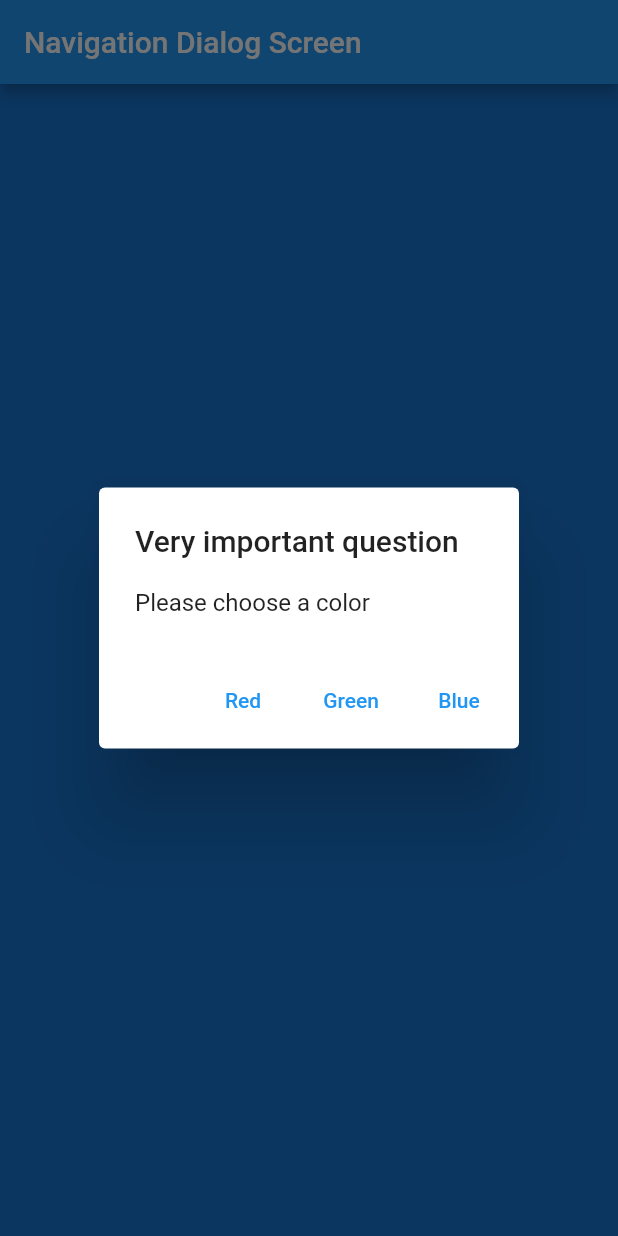
After one commit to ApurboSaha-cse/Asynchronous_and_Internet, a Flutter app: the screen it shows after launch, after a tap on "Change Color", on a phone screen of 412 x 824 dp. The commit adds this screen. Run offline on Flutter 3.47's test engine with Material 2 defaults, Android fonts, the phone set to English and light mode, and no system bars; our stand-ins replace geolocator.

Commit message:
Chapter 8 done

```diff
--- /dev/null
+++ b/Chapter 8/lib/navigation_dialog.dart
@@ -0,0 +1,64 @@
+import 'package:flutter/material.dart';
+
+class NavigationDialogScreen extends StatefulWidget {
+  const NavigationDialogScreen({super.key});
+
+  @override
+  State<NavigationDialogScreen> createState() => _NavigationDialogScreenState();
+}
+
+class _NavigationDialogScreenState extends State<NavigationDialogScreen> {
+  Color color = Colors.blue.shade700;
+  @override
+  Widget build(BuildContext context) {
+    return Scaffold(
+      backgroundColor: color,
+      appBar: AppBar(
+        title: const Text('Navigation Dialog Screen'),
+      ),
+      body: Center(
+        child:
+            ElevatedButton(child: const Text('Change Color'), onPressed: () {
+              _showColorDialog(context);
+            }),
+      ),
+    );
+  }
+
+  _showColorDialog(BuildContext context) async {
+
+    await showDialog(
+      barrierDismissible: false,
+      context: context,
+      builder: (_) {
+        return AlertDialog(
+          title: const Text('Very important question'),
+          content: const Text('Please choose a color'),
+          actions: <Widget>[
+            TextButton(
+                child: const Text('Red'),
+                onPressed: () {
+                  color = Colors.red.shade700;
+                  Navigator.pop(context, color);
+                }),
+            TextButton(
+                child: const Text('Green'),
+                onPressed: () {
+                  color = Colors.green.shade700;
+                  Navigator.pop(context, color);
+                }),
+            TextButton(
+                child: const Text('Blue'),
+                onPressed: () {
+                  color = Colors.blue.shade700;
+                  Navigator.pop(context, color);
+                }),
+          ],
+        );
+      },
+    );
+    setState(() {
+      color = color;
+    });
+  }
+}
--- /dev/null
+++ b/Chapter 8/lib/navigation_first.dart
@@ -0,0 +1,42 @@
+import 'package:flutter/src/widgets/container.dart';
+import 'package:flutter/src/widgets/framework.dart';
+
+import 'package:flutter/material.dart';
+
+import 'navigation_second.dart';
+
+class NavigationFirst extends StatefulWidget {
+  const NavigationFirst({super.key});
+
+  @override
+  State<NavigationFirst> createState() => _NavigationFirstState();
+}
+
+class _NavigationFirstState extends State<NavigationFirst> {
+  Color color = Colors.blue.shade700;
+  @override
+  Widget build(BuildContext context) {
+    return Scaffold(
+      backgroundColor: color,
+      appBar: AppBar(
+        title: const Text('Navigation First Screen'),
+      ),
+      body: Center(
+        child: ElevatedButton(
+            child: const Text('Change Color'),
+            onPressed: () {
+              _navigateAndGetColor(context);
+            }),
+      ),
+    );
+  }
+
+  Future _navigateAndGetColor(BuildContext context) async {
+    color = await Navigator.push(
+      context,
+      MaterialPageRoute(builder: (context) => const NavigationSecond()),
+    ) ?? Colors.blue;
+    setState(() {});
+  }
+
+}
--- /dev/null
+++ b/Chapter 8/lib/navigation_second.dart
@@ -0,0 +1,44 @@
+import 'package:flutter/material.dart';
+
+class NavigationSecond extends StatefulWidget {
+  const NavigationSecond({super.key});
+
+  @override
+  State<NavigationSecond> createState() => _NavigationSecondState();
+}
+
+class _NavigationSecondState extends State<NavigationSecond> {
+  @override
+  Widget build(BuildContext context) {
+    Color color;
+    return Scaffold(
+        appBar: AppBar(
+          title: const Text('Navigation Second Screen'),
+        ),
+        body: Center(
+          child: Column(
+            mainAxisAlignment: MainAxisAlignment.spaceEvenly,
+            children: <Widget>[
+              ElevatedButton(
+                  child: const Text('Red'),
+                  onPressed: () {
+                    color = Colors.red.shade700;
+                    Navigator.pop(context, color);
+                  }),
+              ElevatedButton(
+                  child: const Text('Green'),
+                  onPressed: () {
+                    color = Colors.green.shade700;
+                    Navigator.pop(context, color);
+                  }),
+              ElevatedButton(
+                  child: const Text('Blue'),
+                  onPressed: () {
+                    color = Colors.blue.shade700;
+                    Navigator.pop(context, color);
+                  }),
+            ],
+          ),
+        ));
+  }
+}
```
Also changed, not shown: Chapter 8/lib/geolocation.dart (added, +48 -0 lines), Chapter 8/lib/main.dart (+120 -96 lines), Chapter 8/pubspec.yaml (+5 -2 lines), Chapter 8/pubspec.lock, 2 other files.
